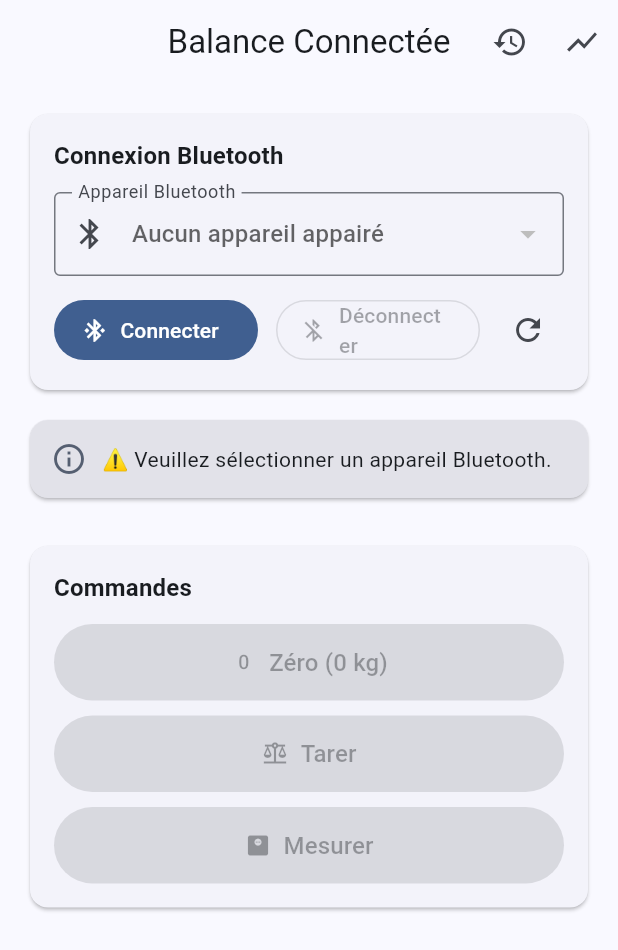
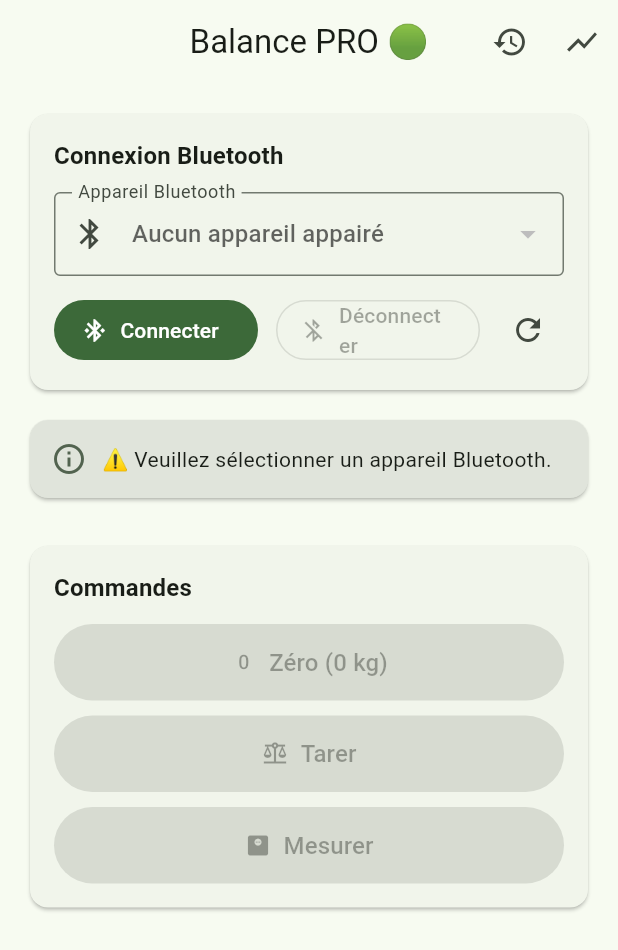
Before and after one commit to NoelWERNET/balance-connect-e, a Flutter app: the screen it shows after launch, after a tap on "Connecter", on a phone screen of 412 x 824 dp. Shown: the top 950 px of the screen. Run offline on Flutter 3.47's test engine with Material 3 defaults, Android fonts, the phone set to English and light mode, and no system bars; our stand-ins replace fl_chart, flutter_bluetooth_serial, permission_handler, shared_preferences; missing offline and left inert: encrypt.

Commit message:
Create Balance PRO production version with green theme and unique applicationId
Agent-Logs-Url: https://github.com/NoelWERNET/balance-connect-e/sessions/9934ddd1-127f-4c85-a288-5991ed128438

Co-authored-by: NoelWERNET <167760921+NoelWERNET@users.noreply.github.com>

```diff
--- a/lib/main.dart
+++ b/lib/main.dart
@@ -2,28 +2,28 @@ import 'package:flutter/material.dart';
 import 'screens/home_screen.dart';
 
 void main() {
-  runApp(const BalanceConnectApp());
+  runApp(const BalanceProApp());
 }
 
-class BalanceConnectApp extends StatelessWidget {
-  const BalanceConnectApp({super.key});
+class BalanceProApp extends StatelessWidget {
+  const BalanceProApp({super.key});
 
   @override
   Widget build(BuildContext context) {
     return MaterialApp(
-      title: 'Balance Connectée',
+      title: 'Balance PRO',
       debugShowCheckedModeBanner: false,
       theme: ThemeData(
         useMaterial3: true,
         colorScheme: ColorScheme.fromSeed(
-          seedColor: const Color(0xFF1565C0),
+          seedColor: const Color(0xFF2E7D32),
           brightness: Brightness.light,
         ),
       ),
       darkTheme: ThemeData(
         useMaterial3: true,
         colorScheme: ColorScheme.fromSeed(
-          seedColor: const Color(0xFF1565C0),
+          seedColor: const Color(0xFF2E7D32),
           brightness: Brightness.dark,
         ),
       ),
--- a/lib/screens/home_screen.dart
+++ b/lib/screens/home_screen.dart
@@ -156,7 +156,7 @@ class _HomeScreenState extends State<HomeScreen> {
 
     return Scaffold(
       appBar: AppBar(
-        title: const Text('Balance Connectée'),
+        title: const Text('Balance PRO 🟢'),
         centerTitle: true,
         actions: [
           IconButton(
--- a/pubspec.yaml
+++ b/pubspec.yaml
@@ -1,5 +1,5 @@
-name: balance_connect
-description: Application de balance connectée via Bluetooth à une carte Arduino.
+name: balance_pro
+description: Application de balance connectée - Version Production
 publish_to: 'none'
 
 version: 1.0.0+1
```
Also changed, not shown: 3 other files.
